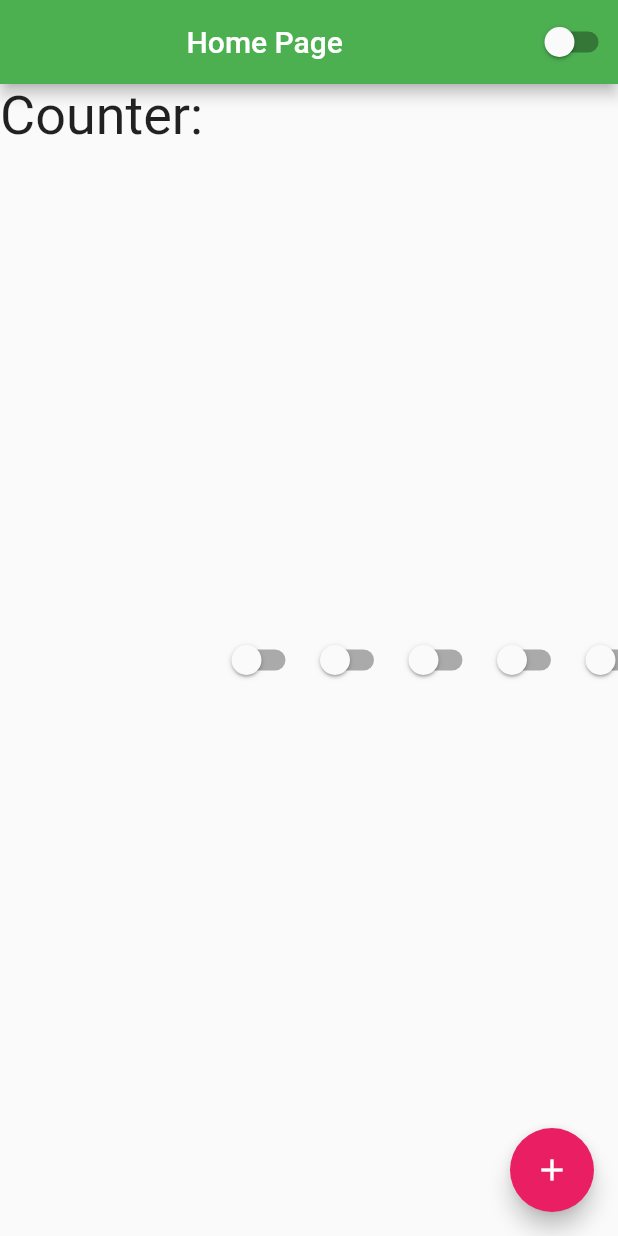
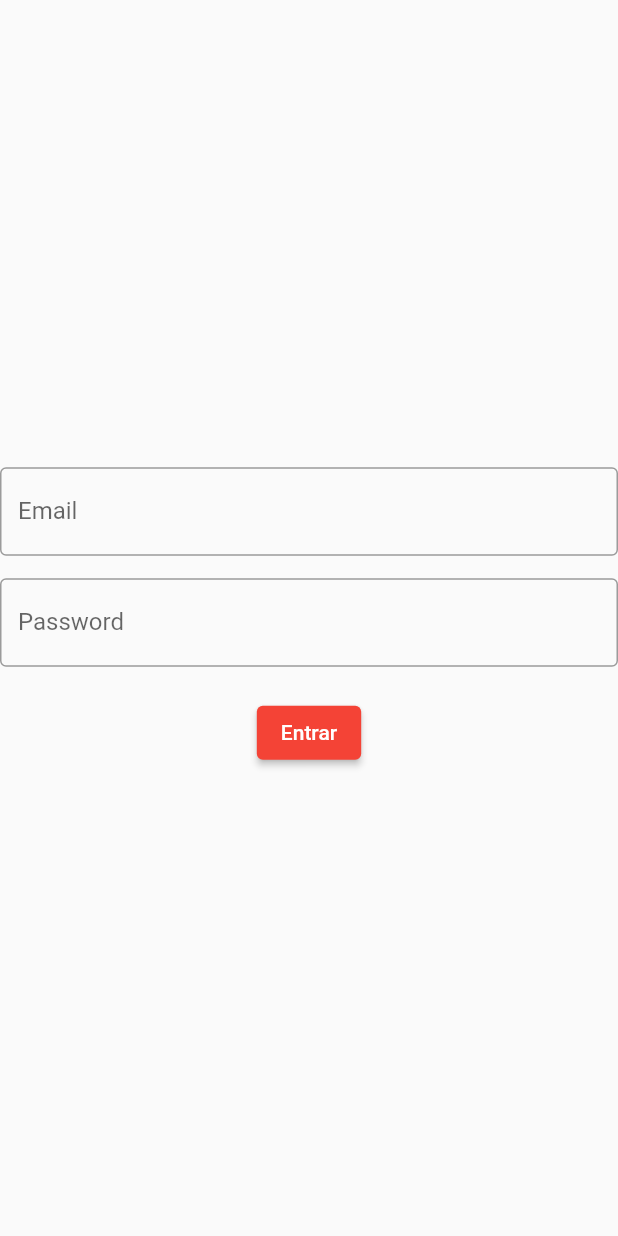
Before and after one commit to CarlosMoreiraLima/flutter-tutorial, a Flutter app: the screen it shows after launch, on a phone screen of 412 x 824 dp. Run offline on Flutter 3.47's test engine with Material 2 defaults, Android fonts, the phone set to English and light mode, and no system bars.

Commit message:
Tutorial(Login page): Use TextField to input data user and ElevatedButton to confirm

```diff
--- a/analysis_options.yaml
+++ b/analysis_options.yaml
@@ -22,7 +22,7 @@ linter:
   # `// ignore_for_file: name_of_lint` syntax on the line or in the file
   # producing the lint.
   rules:
-    # avoid_print: false  # Uncomment to disable the `avoid_print` rule
+    avoid_print: false  # Uncomment to disable the `avoid_print` rule
     # prefer_single_quotes: true  # Uncomment to enable the `prefer_single_quotes` rule
 
 # Additional information about this file can be found at
--- a/lib/app_widget.dart
+++ b/lib/app_widget.dart
@@ -1,6 +1,7 @@
 import 'package:flutter/material.dart';
 import 'package:my_app/app_controller.dart';
 import 'package:my_app/home_page.dart';
+import 'package:my_app/login_page.dart';
 
 class AppWidget extends StatelessWidget {
   @override
@@ -9,11 +10,12 @@ class AppWidget extends StatelessWidget {
       animation: AppController.instance,
       builder: (context, child) {
         return MaterialApp(
-            theme: ThemeData(
-              primarySwatch: Colors.green,
-              brightness: AppController.instance.darkTheme ? Brightness.dark : Brightness.light,
-            ),
-            home: HomePage());
+          theme: ThemeData(
+            primarySwatch: Colors.green,
+            brightness: AppController.instance.darkTheme ? Brightness.dark : Brightness.light,
+          ),
+          home: LoginPage(),
+        );
       },
     );
   }
--- /dev/null
+++ b/lib/login_page.dart
@@ -0,0 +1,64 @@
+import 'dart:developer';
+
+import 'package:flutter/material.dart';
+
+class LoginPage extends StatefulWidget {
+  const LoginPage({super.key});
+
+  @override
+  State<LoginPage> createState() => _LoginPageState();
+}
+
+class _LoginPageState extends State<LoginPage> {
+  String usermail = "";
+  String password = "";
+
+  @override
+  Widget build(BuildContext context) {
+    return Material(
+      child: Scaffold(
+        body: SizedBox(
+          // width: double.infinity,
+          width: MediaQuery.of(context).size.width,
+          height: double.infinity,
+          child: Column(
+            mainAxisAlignment: MainAxisAlignment.center,
+            children: [
+              TextField(
+                keyboardType: TextInputType.emailAddress,
+                decoration: InputDecoration(
+                  border: OutlineInputBorder(),
+                  label: Text("Email"),
+                ),
+                onChanged: (text) {
+                  usermail = text;
+                },
+              ),
+              Container(height: 15),
+              TextField(
+                obscureText: true,
+                decoration: InputDecoration(
+                  border: OutlineInputBorder(),
+                  label: Text("Password"),
+                ),
+                onChanged: (text) {
+                  password = text;
+                },
+              ),
+              Container(height: 20),
+              ElevatedButton(
+                onPressed: () {
+                  print("Email: $usermail \nPassword: $password");
+                },
+                child: Text("Entrar"),
+                style: ElevatedButton.styleFrom(
+                  backgroundColor: Colors.red,
+                ),
+              ),
+            ],
+          ),
+        ),
+      ),
+    );
+  }
+}
```
